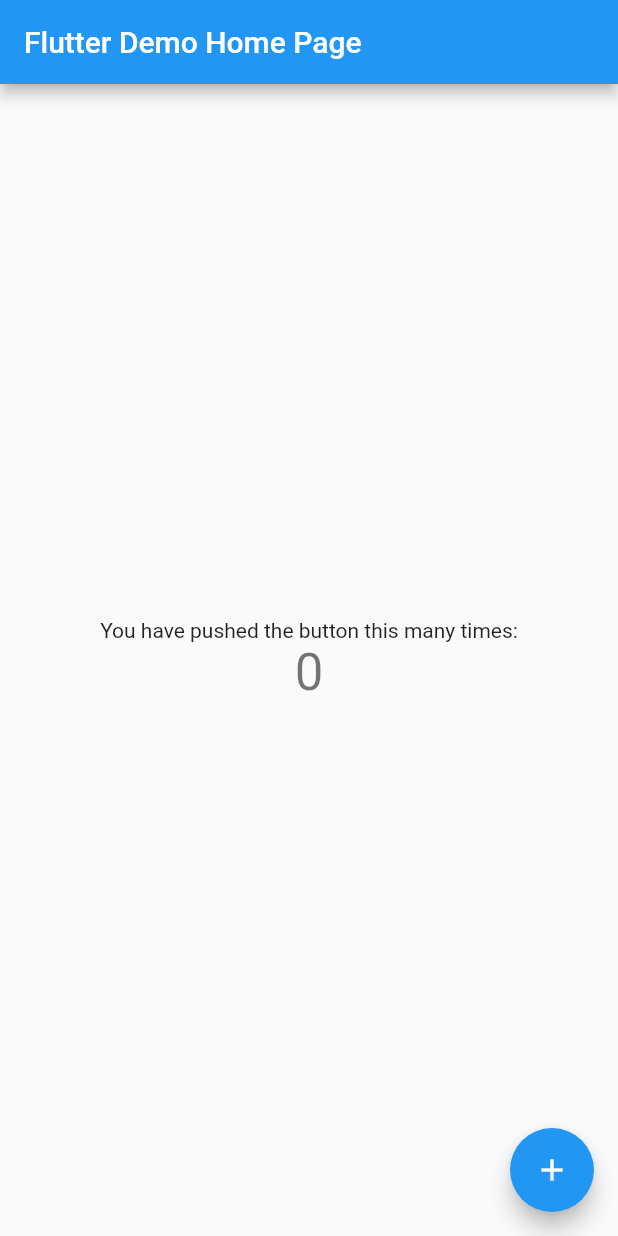
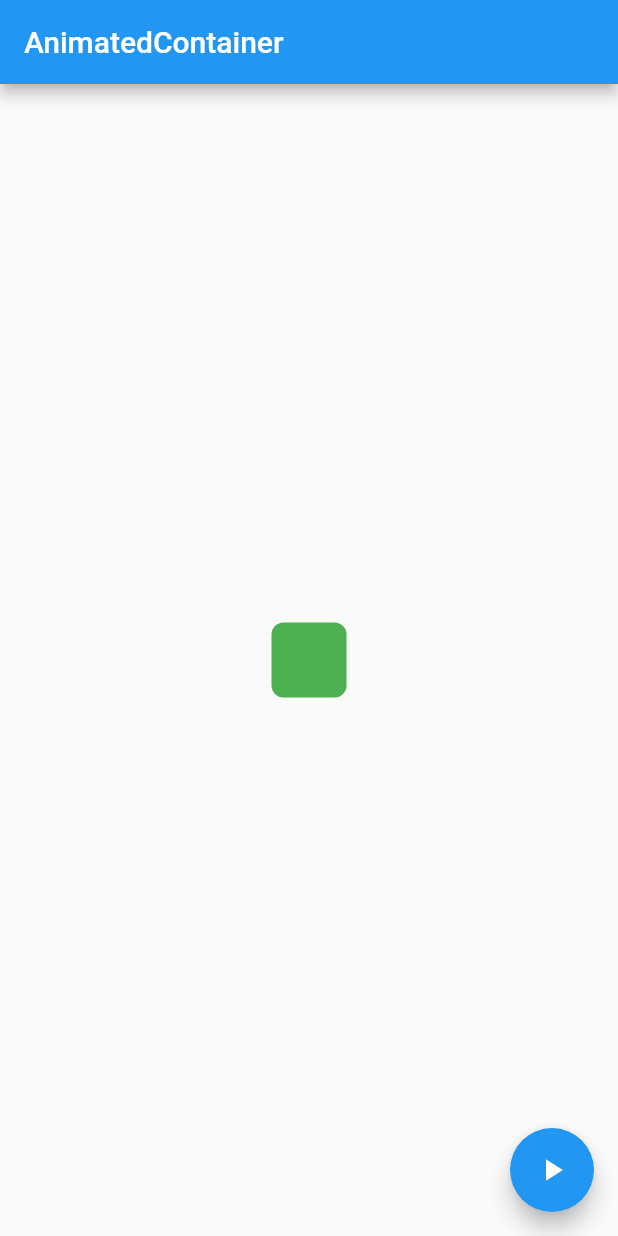
Before and after one commit to beegle-evan/flutter-tutorial-study, a Flutter app: the screen it shows after launch, on a phone screen of 412 x 824 dp. Run offline on Flutter 3.47's test engine with Material 2 defaults, Android fonts, the phone set to English and light mode, and no system bars.

Commit message:
[Add] AnimatedContainer

```diff
--- /dev/null
+++ b/flutter_tutorial_study/lib/AnimatedContainer.dart
@@ -0,0 +1,60 @@
+import 'dart:math';
+
+import 'package:flutter/material.dart';
+
+class MyAnimatedContainer extends StatefulWidget {
+  @override
+  _MyAnimatedContainerState createState() => _MyAnimatedContainerState();
+}
+
+class _MyAnimatedContainerState extends State<MyAnimatedContainer> {
+  double _width = 50;
+  double _height = 50;
+  Color _color = Colors.green;
+  BorderRadius _borderRadius = BorderRadius.circular(8);
+
+  @override
+  Widget build(BuildContext context) {
+    return Scaffold(
+      appBar: _buildAppBar(),
+      body: _buildBody(),
+      floatingActionButton: _buildFloatingActionButton(),
+    );
+  }
+
+  Widget _buildAppBar() {
+    return AppBar(
+        title: Text('AnimatedContainer')
+    );
+  }
+
+  Widget _buildBody() {
+    return Center(
+      child: AnimatedContainer(
+        width: _width,
+        height: _height,
+        duration: Duration(seconds: 1),
+        curve: Curves.fastOutSlowIn, // 제공되어지는 여러 효과가 있다.
+        decoration: BoxDecoration(
+            color: _color,
+            borderRadius:_borderRadius
+        ),
+      )
+    );
+  }
+
+  Widget _buildFloatingActionButton() {
+    return FloatingActionButton(
+      onPressed: () {
+        setState(() {
+          final random = Random();
+          _width = random.nextInt(300).toDouble();
+          _height = random.nextInt(300).toDouble();
+          _color = Color.fromRGBO(random.nextInt(256), random.nextInt(256), random.nextInt(256), 1);
+          _borderRadius = BorderRadius.circular(random.nextInt(100).toDouble());
+        });
+      },
+      child: Icon(Icons.play_arrow)
+    );
+  }
+}
--- a/flutter_tutorial_study/lib/main.dart
+++ b/flutter_tutorial_study/lib/main.dart
@@ -1,4 +1,5 @@
 import 'package:flutter/material.dart';
+import 'package:flutter_tutorial_study/AnimatedContainer.dart';
 
 void main() {
   runApp(MyApp());
@@ -71,47 +72,6 @@ class _MyHomePageState extends State<MyHomePage> {
     // The Flutter framework has been optimized to make rerunning build methods
     // fast, so that you can just rebuild anything that needs updating rather
     // than having to individually change instances of widgets.
-    return Scaffold(
-      appBar: AppBar(
-        // Here we take the value from the MyHomePage object that was created by
-        // the App.build method, and use it to set our appbar title.
-        title: Text(widget.title),
-      ),
-      body: Center(
-        // Center is a layout widget. It takes a single child and positions it
-        // in the middle of the parent.
-        child: Column(
-          // Column is also a layout widget. It takes a list of children and
-          // arranges them vertically. By default, it sizes itself to fit its
-          // children horizontally, and tries to be as tall as its parent.
-          //
-          // Invoke "debug painting" (press "p" in the console, choose the
-          // "Toggle Debug Paint" action from the Flutter Inspector in Android
-          // Studio, or the "Toggle Debug Paint" command in Visual Studio Code)
-          // to see the wireframe for each widget.
-          //
-          // Column has various properties to control how it sizes itself and
-          // how it positions its children. Here we use mainAxisAlignment to
-          // center the children vertically; the main axis here is the vertical
-          // axis because Columns are vertical (the cross axis would be
-          // horizontal).
-          mainAxisAlignment: MainAxisAlignment.center,
-          children: <Widget>[
-            Text(
-              'You have pushed the button this many times:',
-            ),
-            Text(
-              '$_counter',
-              style: Theme.of(context).textTheme.headline4,
-            ),
-          ],
-        ),
-      ),
-      floatingActionButton: FloatingActionButton(
-        onPressed: _incrementCounter,
-        tooltip: 'Increment',
-        child: Icon(Icons.add),
-      ), // This trailing comma makes auto-formatting nicer for build methods.
-    );
+    return MyAnimatedContainer();
   }
 }
```
